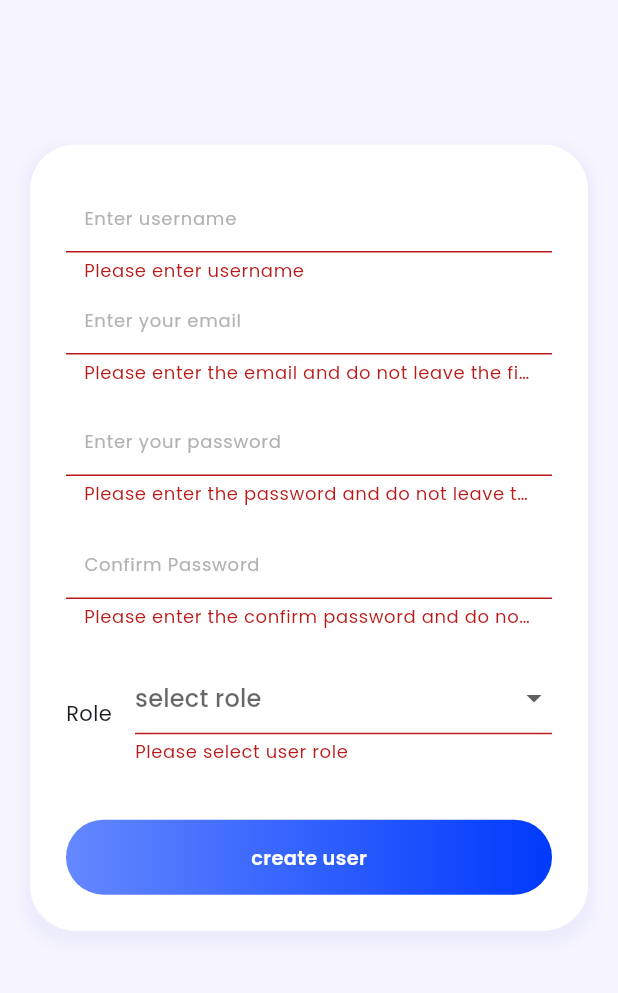
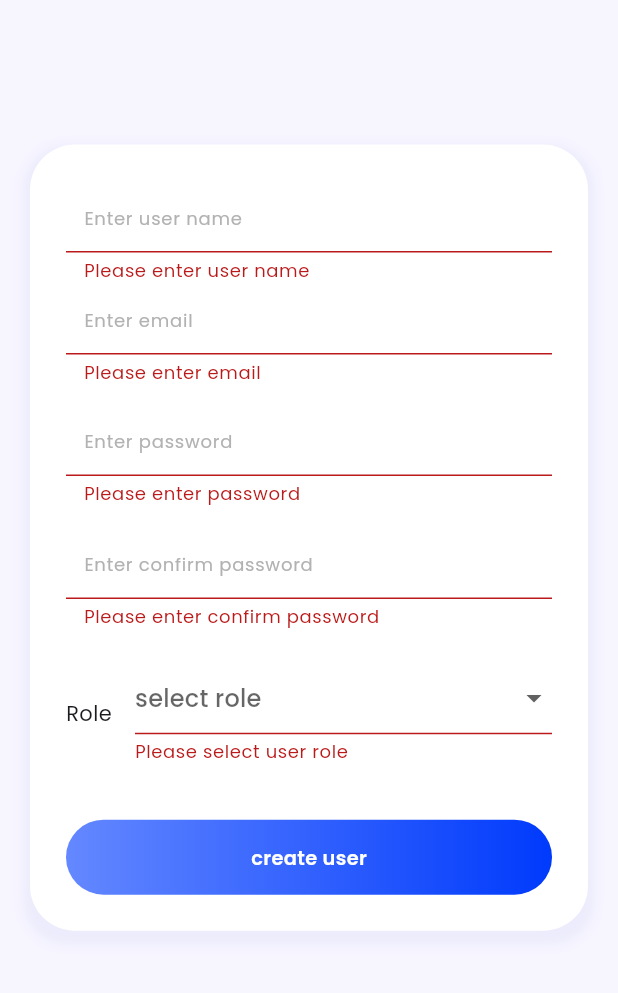
Before and after one commit to MohammedShuqair/final_project, a Flutter app: the CreateUserScreen screen opened directly, after a tap on "create user", on a phone screen of 412 x 824 dp, the part 63-1056 px from its top. Run offline on Flutter 3.47's test engine with Material 2 defaults, Android fonts, the phone set to English and light mode, and no system bars; our stand-ins replace easy_localization, equatable, flutter_lorem, flutter_screenutil, flutter_svg, image_picker and 2 more; accounts and stored records are empty; network calls fail.

Commit message:
user_management_localization

```diff
--- a/assets/translations/ar-AR.json
+++ b/assets/translations/ar-AR.json
@@ -95,6 +95,21 @@
   "Please_enter_archive_number.": "رقم الارشيف مطلوب",
   "Please_enter_valid_archive_number.": "رقم الارشيف غير صحيح",
   "Users Management": "إدارة المستخدمين",
-  "Personal Information": "المعلومات الشخصية"
+  "Personal Information": "المعلومات الشخصية",
+  "User Management": "إدارة المستخدمين",
+  "Get all users": "جلب المستخدمين",
+  "Create users": "إنشاء مستخدمين",
+  "Role": "الصلاحية",
+  "Create User": "إنشاء مستخدم",
+  "select role": "اختر صلاحية",
+  "All Users": "كل المستخدمين",
+  "Guest": "زائر",
+  "User":"مستخدم",
+  "Editor": "محرر",
+  "Admin": "مسؤول",
+  "create user": "انشاء مستخدم",
+  "Please select user role": "اختر الصلاحية"
+
+
 
 }
--- a/assets/translations/en-US.json
+++ b/assets/translations/en-US.json
@@ -93,5 +93,19 @@
   "Please_enter_archive_number.": "Please enter archive number.",
   "Please_enter_valid_archive_number.": "Please enter valid archive number.",
   "Users Management": "Users Management",
-  "Personal Information": "Personal Information"
+  "Personal Information": "Personal Information",
+  "User Management": "User Management",
+  "Get all users": "Get all users",
+  "Create users": "Create users",
+  "Create User": "Create User",
+  "Role": "Role",
+  "select role": "select role",
+  "All Users": "All Users",
+  "Guest": "Guest",
+  "User":"User",
+  "Editor": "Editor",
+  "Admin": "Admin",
+  "create user": "create user",
+  "Please select user role": "Please select user role"
+
 }
--- a/lib/app_views/users_management/screens/create_user/create_user.dart
+++ b/lib/app_views/users_management/screens/create_user/create_user.dart
@@ -74,7 +74,7 @@
                         controller: usernameController,
                         validator: (value) {
                           if (testEmpty(value)) {
-                            return context.tr('Please enter username');
+                            return context.tr('pl_username');
                           }
                           return null;
                         },
@@ -84,12 +84,12 @@
                         validator: (value) {
                           if (testNull(value)) {
                             return context.tr(
-                                'Please click on the email field and enter your email');
+                                'pl_email');
                           } else if (testEmpty(value)) {
                             return context.tr(
-                                'Please enter the email and do not leave the field empty');
+                                'pl_email');
                           } else if (!testEmailValidation(value)) {
-                            return context.tr('Please enter a valid email');
+                            return context.tr('pl_valid_email');
                           }
                           return null;
                         },
@@ -102,13 +102,13 @@
                         validator: (value) {
                           if (testNull(value)) {
                             return context.tr(
-                                'Please click on the password field and enter your password');
+                                'pl_password');
                           } else if (testEmpty(value)) {
                             return context.tr(
-                                'Please enter the password and do not leave the field empty');
+                                'pl_password');
                           } else if (testPasswordLength(value)) {
                             return context.tr(
-                                'The password must contain at least 6 characters');
+                                'pl_len');
                           }
                           return null;
                         },
@@ -118,21 +118,21 @@
                         child: CustomTextFormField.password(
                           controller: confPasswordController,
                           textInputAction: TextInputAction.done,
-                          hint: context.tr('Confirm Password'),
+                          hint: context.tr('enter_confirm'),
                           validator: (value) {
                             if (testNull(value)) {
                               return context.tr(
-                                  'Please click on the confirm password field and enter your password');
+                                  'pl_confirm');
                             } else if (testEmpty(value)) {
                               return context.tr(
-                                  'Please enter the confirm password and do not leave the field empty');
+                                  'pl_confirm');
                             } else if (testPasswordLength(value)) {
                               return context.tr(
-                                  'The confirm password must contain at least 6 characters');
+                                  'pl_len');
                             } else if (passwordController.text !=
                                 confPasswordController.text) {
                               return context.tr(
-                                  'The confirm password must be the same as password');
+                                  'pl_match');
                             }
                             return null;
                           },
@@ -151,7 +151,7 @@
                             child: DropdownButtonFormField<int>(
                               validator: (v) {
                                 if (v == null) {
-                                  return 'Please select user role';
+                                  return context.tr('Please select user role');
                                 }
                                 return null;
                               },
--- a/lib/features/auth/views/widgets/custom_text_form_field.dart
+++ b/lib/features/auth/views/widgets/custom_text_form_field.dart
@@ -1,3 +1,4 @@
+import 'package:easy_localization/easy_localization.dart';
 import 'package:final_project/core/util/colors.dart';
 import 'package:flutter/material.dart';
 
@@ -28,7 +29,7 @@
   const CustomTextFormField.username({
     super.key,
     this.onChanged,
-    this.hint = 'Enter username',
+    this.hint = 'enter_username',
     this.password = false,
     this.keyboardType = TextInputType.name,
     this.validator,
@@ -41,7 +42,7 @@
   const CustomTextFormField.email({
     super.key,
     this.onChanged,
-    this.hint = 'Enter your email',
+    this.hint = 'enter_email',
     this.password = false,
     this.keyboardType = TextInputType.emailAddress,
     this.validator,
@@ -54,7 +55,7 @@
   const CustomTextFormField.password({
     super.key,
     this.onChanged,
-    this.hint = 'Enter your password',
+    this.hint = 'enter_password',
     this.password = true,
     this.keyboardType = TextInputType.visiblePassword,
     this.validator,
@@ -85,7 +86,7 @@
       decoration: InputDecoration(
         contentPadding:
             const EdgeInsets.symmetric(horizontal: 12, vertical: 12),
-        hintText: hint,
+        hintText: hint != null ? context.tr(hint!) : hint,
         hintStyle: const TextStyle(fontSize: 12, color: kSubText),
         enabledBorder:
             const UnderlineInputBorder(borderSide: BorderSide(color: kBorder)),
```
